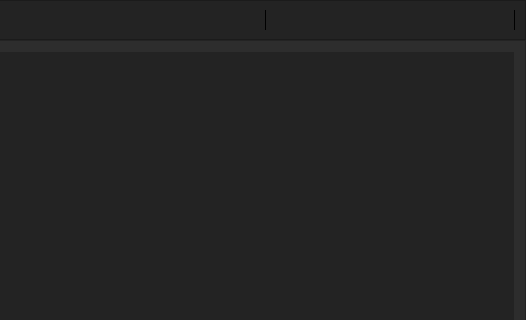
First picture: the form in Editor/widget_ui/ui_main.ui, repository Class-Tooraj/GiomeEditor, before the edit; both pictures show x 474 to 1000 and y 0 to 320 of the 1000 by 500 pixel window.
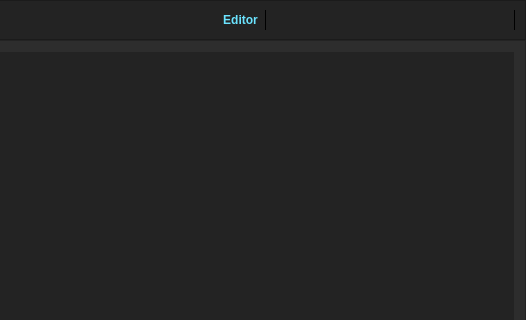
Second picture: the form after the edit. Icons and pictures are not drawn.

Diff of the .ui file:
```diff
--- a/Editor/widget_ui/ui_main.ui
+++ b/Editor/widget_ui/ui_main.ui
@@ -189,6 +189,28 @@
             </property>
            </spacer>
           </item>
+          <item>
+           <widget class="QLabel" name="lbl_namePage">
+            <property name="font">
+             <font>
+              <pointsize>9</pointsize>
+              <bold>true</bold>
+             </font>
+            </property>
+            <property name="styleSheet">
+             <string notr="true">color: rgb(107, 228, 255)</string>
+            </property>
+            <property name="text">
+             <string>Editor</string>
+            </property>
+            <property name="alignment">
+             <set>Qt::AlignCenter</set>
+            </property>
+            <property name="textInteractionFlags">
+             <set>Qt::NoTextInteraction</set>
+            </property>
+           </widget>
+          </item>
           <item>
            <widget class="Line" name="line">
             <property name="frameShadow">
```
Left out of the diff: 6 changed lines with no effect on the pictures.
